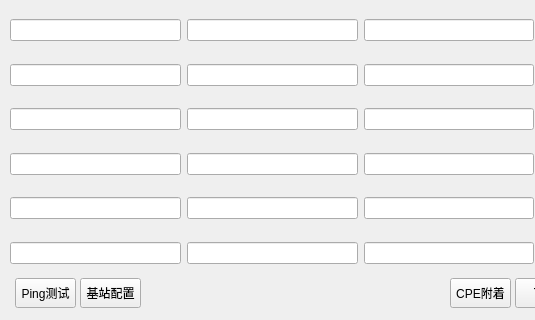
This is myWidget.ui in qsq522439539/factorytest as Qt 5 draws it before an edit; both pictures show x 0 to 535 and y 132 to 452 of the 721 by 452 pixel window. The edited form follows.
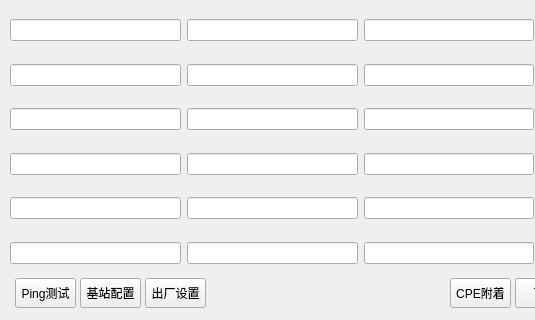
This is the edited form.

```diff
--- a/myWidget.ui
+++ b/myWidget.ui
@@ -1476,9 +1476,9 @@
   <widget class="QLabel" name="label">
    <property name="geometry">
     <rect>
-     <x>145</x>
+     <x>205</x>
      <y>410</y>
-     <width>291</width>
+     <width>241</width>
      <height>30</height>
     </rect>
    </property>
@@ -1551,6 +1551,31 @@
     </size>
    </property>
   </widget>
+  <widget class="QPushButton" name="pushButton7">
+   <property name="geometry">
+    <rect>
+     <x>145</x>
+     <y>410</y>
+     <width>61</width>
+     <height>30</height>
+    </rect>
+   </property>
+   <property name="sizePolicy">
+    <sizepolicy hsizetype="Fixed" vsizetype="Fixed">
+     <horstretch>0</horstretch>
+     <verstretch>0</verstretch>
+    </sizepolicy>
+   </property>
+   <property name="cursor">
+    <cursorShape>OpenHandCursor</cursorShape>
+   </property>
+   <property name="focusPolicy">
+    <enum>Qt::StrongFocus</enum>
+   </property>
+   <property name="text">
+    <string>出厂设置</string>
+   </property>
+  </widget>
  </widget>
  <resources/>
  <connections/>
```
